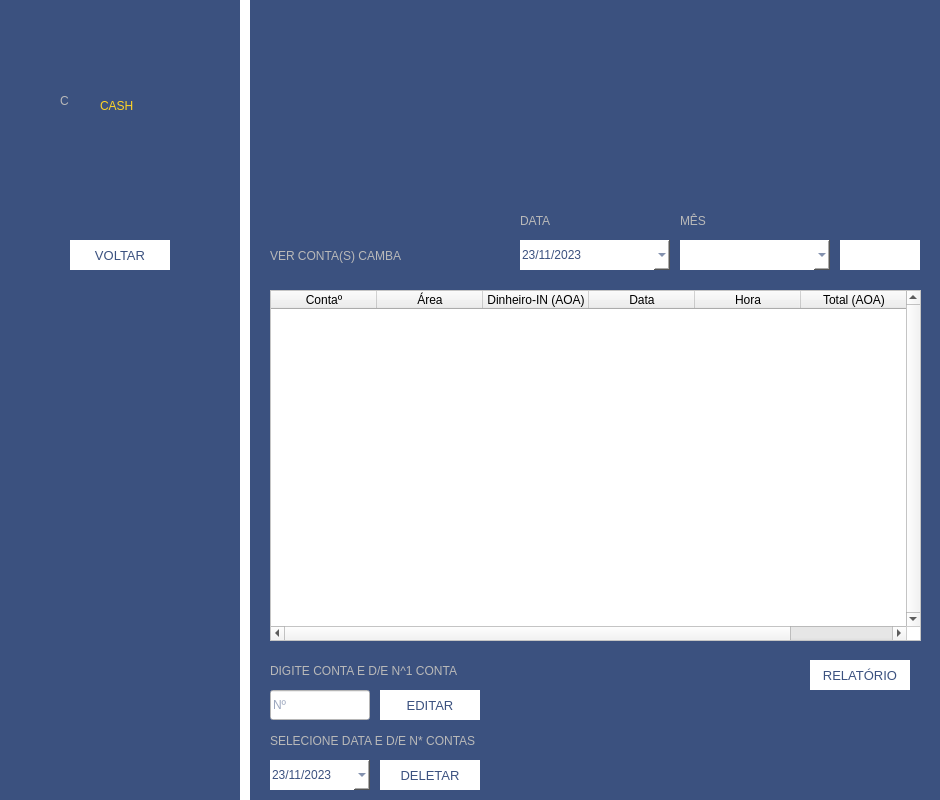
Qt form cambaCash/areaconta.ui (Leumim2020/CambaCash) before a commit.
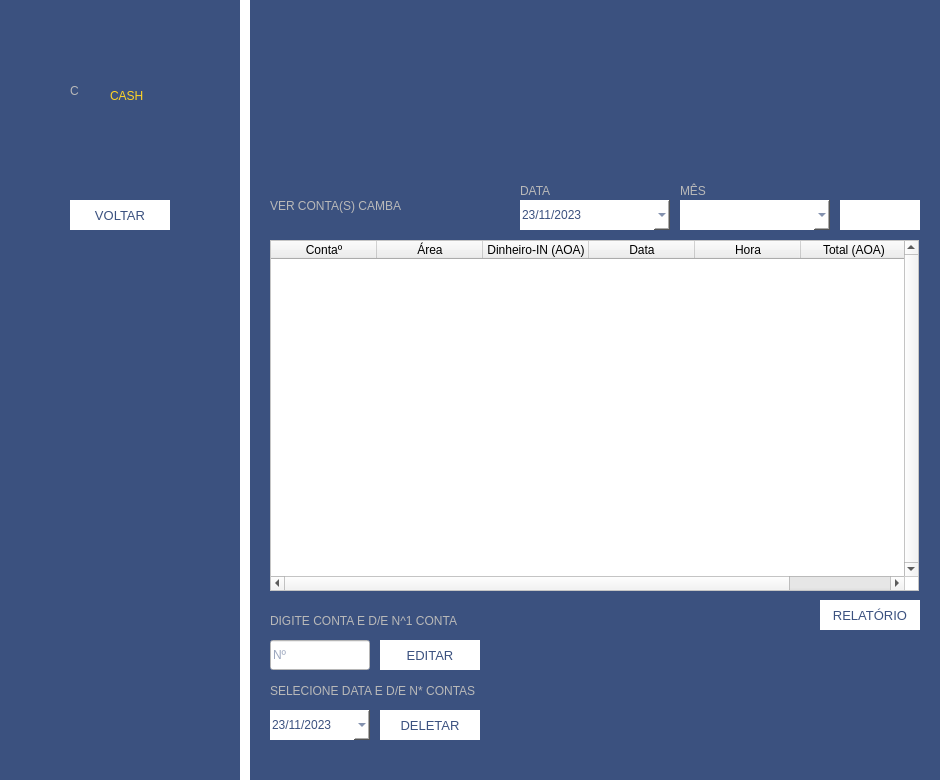
The same form after that commit. Icons and pictures are not drawn.

The edit to the form file:
```diff
--- a/cambaCash/areaconta.ui
+++ b/cambaCash/areaconta.ui
@@ -7,19 +7,19 @@
     <x>0</x>
     <y>0</y>
     <width>940</width>
-    <height>800</height>
+    <height>780</height>
    </rect>
   </property>
   <property name="minimumSize">
    <size>
     <width>940</width>
-    <height>800</height>
+    <height>780</height>
    </size>
   </property>
   <property name="maximumSize">
    <size>
     <width>940</width>
-    <height>800</height>
+    <height>780</height>
    </size>
   </property>
   <property name="windowTitle">
@@ -36,7 +36,7 @@
      <x>240</x>
      <y>0</y>
      <width>10</width>
-     <height>801</height>
+     <height>781</height>
     </rect>
    </property>
    <property name="minimumSize">
@@ -63,7 +63,7 @@
    <property name="geometry">
     <rect>
      <x>70</x>
-     <y>240</y>
+     <y>200</y>
      <width>100</width>
      <height>30</height>
     </rect>
@@ -111,8 +111,8 @@
   <widget class="QLabel" name="label_4">
    <property name="geometry">
     <rect>
-     <x>100</x>
-     <y>90</y>
+     <x>110</x>
+     <y>80</y>
      <width>61</width>
      <height>31</height>
     </rect>
@@ -131,8 +131,8 @@
   <widget class="QLabel" name="label_3">
    <property name="geometry">
     <rect>
-     <x>60</x>
-     <y>70</y>
+     <x>70</x>
+     <y>60</y>
      <width>41</width>
      <height>61</height>
     </rect>
@@ -153,7 +153,7 @@
    <property name="geometry">
     <rect>
      <x>270</x>
-     <y>240</y>
+     <y>190</y>
      <width>181</width>
      <height>31</height>
     </rect>
@@ -174,7 +174,7 @@
    <property name="geometry">
     <rect>
      <x>460</x>
-     <y>240</y>
+     <y>190</y>
      <width>31</width>
      <height>31</height>
     </rect>
@@ -194,7 +194,7 @@
    <property name="geometry">
     <rect>
      <x>520</x>
-     <y>240</y>
+     <y>200</y>
      <width>150</width>
      <height>30</height>
     </rect>
@@ -252,7 +252,7 @@
    <property name="geometry">
     <rect>
      <x>840</x>
-     <y>240</y>
+     <y>200</y>
      <width>80</width>
      <height>30</height>
     </rect>
@@ -294,20 +294,20 @@
    <property name="geometry">
     <rect>
      <x>270</x>
-     <y>290</y>
-     <width>651</width>
+     <y>240</y>
+     <width>649</width>
      <height>351</height>
     </rect>
    </property>
    <property name="minimumSize">
     <size>
-     <width>651</width>
+     <width>649</width>
      <height>351</height>
     </size>
    </property>
    <property name="maximumSize">
     <size>
-     <width>651</width>
+     <width>649</width>
      <height>351</height>
     </size>
    </property>
@@ -338,8 +338,17 @@
    <property name="autoScroll">
     <bool>true</bool>
    </property>
+   <property name="editTriggers">
+    <set>QAbstractItemView::NoEditTriggers</set>
+   </property>
+   <property name="selectionBehavior">
+    <enum>QAbstractItemView::SelectRows</enum>
+   </property>
+   <property name="showGrid">
+    <bool>true</bool>
+   </property>
    <property name="gridStyle">
-    <enum>Qt::SolidLine</enum>
+    <enum>Qt::DashLine</enum>
    </property>
    <attribute name="horizontalHeaderCascadingSectionResizes">
     <bool>false</bool>
@@ -350,6 +359,9 @@
    <attribute name="horizontalHeaderDefaultSectionSize">
     <number>106</number>
    </attribute>
+   <attribute name="horizontalHeaderShowSortIndicator" stdset="0">
+    <bool>false</bool>
+   </attribute>
    <attribute name="verticalHeaderVisible">
     <bool>false</bool>
    </attribute>
@@ -359,6 +371,9 @@
    <attribute name="verticalHeaderShowSortIndicator" stdset="0">
     <bool>false</bool>
    </attribute>
+   <attribute name="verticalHeaderStretchLastSection">
+    <bool>false</bool>
+   </attribute>
    <column>
     <property name="text">
      <string>Contaº</string>
@@ -394,7 +409,7 @@
    <property name="geometry">
     <rect>
      <x>380</x>
-     <y>690</y>
+     <y>640</y>
      <width>100</width>
      <height>30</height>
     </rect>
@@ -417,6 +432,7 @@
      <pointsize>10</pointsize>
      <italic>false</italic>
      <bold>false</bold>
+     <stylestrategy>PreferDefault</stylestrategy>
     </font>
    </property>
    <property name="cursor">
@@ -442,7 +458,7 @@
    <property name="geometry">
     <rect>
      <x>380</x>
-     <y>760</y>
+     <y>710</y>
      <width>100</width>
      <height>30</height>
     </rect>
@@ -487,10 +503,13 @@
    </property>
   </widget>
   <widget class="QPushButton" name="pushButton_relatory_pdf">
+   <property name="enabled">
+    <bool>false</bool>
+   </property>
    <property name="geometry">
     <rect>
-     <x>810</x>
-     <y>660</y>
+     <x>820</x>
+     <y>600</y>
      <width>100</width>
      <height>30</height>
     </rect>
@@ -538,7 +557,7 @@
    <property name="geometry">
     <rect>
      <x>270</x>
-     <y>690</y>
+     <y>640</y>
      <width>100</width>
      <height>30</height>
     </rect>
@@ -575,7 +594,7 @@
    <property name="geometry">
     <rect>
      <x>270</x>
-     <y>760</y>
+     <y>710</y>
      <width>100</width>
      <height>30</height>
     </rect>
@@ -630,7 +649,7 @@
    <property name="geometry">
     <rect>
      <x>270</x>
-     <y>730</y>
+     <y>680</y>
      <width>211</width>
      <height>21</height>
     </rect>
@@ -651,7 +670,7 @@
    <property name="geometry">
     <rect>
      <x>270</x>
-     <y>660</y>
+     <y>610</y>
      <width>231</width>
      <height>21</height>
     </rect>
@@ -672,7 +691,7 @@
    <property name="geometry">
     <rect>
      <x>680</x>
-     <y>240</y>
+     <y>200</y>
      <width>150</width>
      <height>30</height>
     </rect>
@@ -766,7 +785,7 @@
    <property name="geometry">
     <rect>
      <x>680</x>
-     <y>210</y>
+     <y>180</y>
      <width>31</width>
      <height>21</height>
     </rect>
@@ -787,7 +806,7 @@
    <property name="geometry">
     <rect>
      <x>520</x>
-     <y>210</y>
+     <y>180</y>
      <width>41</width>
      <height>21</height>
     </rect>
```
Left out of the diff: 10 changed lines with no effect on the pictures.
